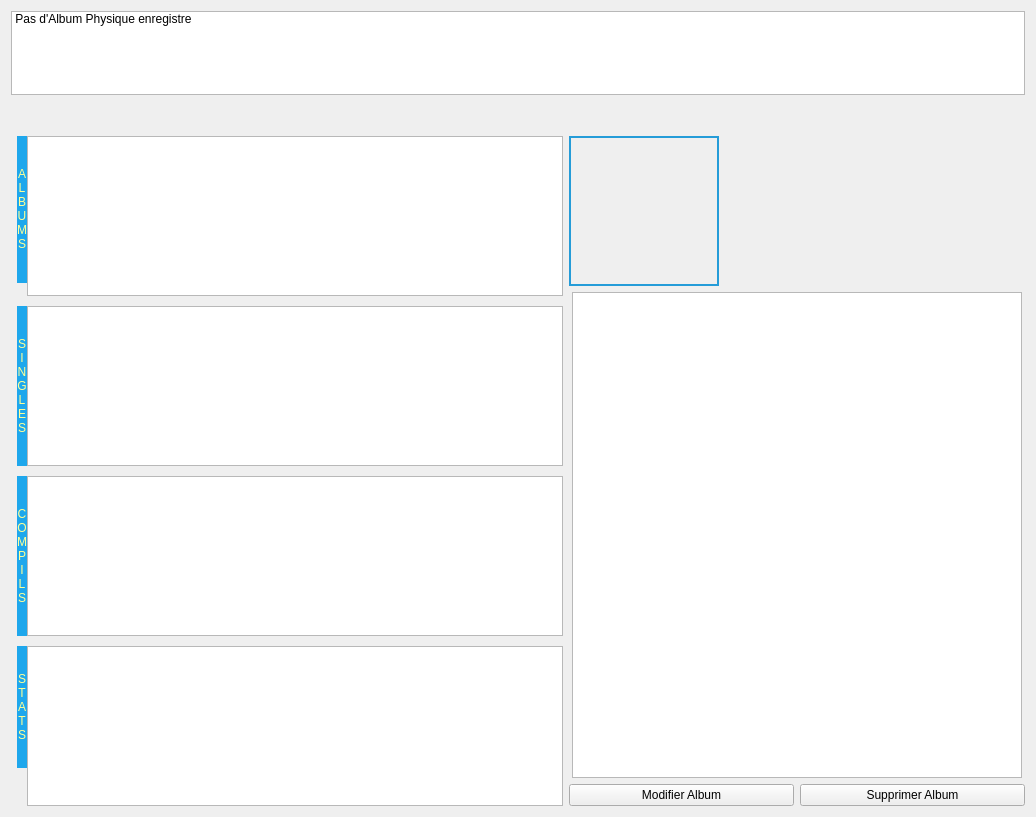
The window that projet-musique/core/ongletphys.ui (toopoormaghell/projet-musique) describes before a commit, drawn with Qt 5.
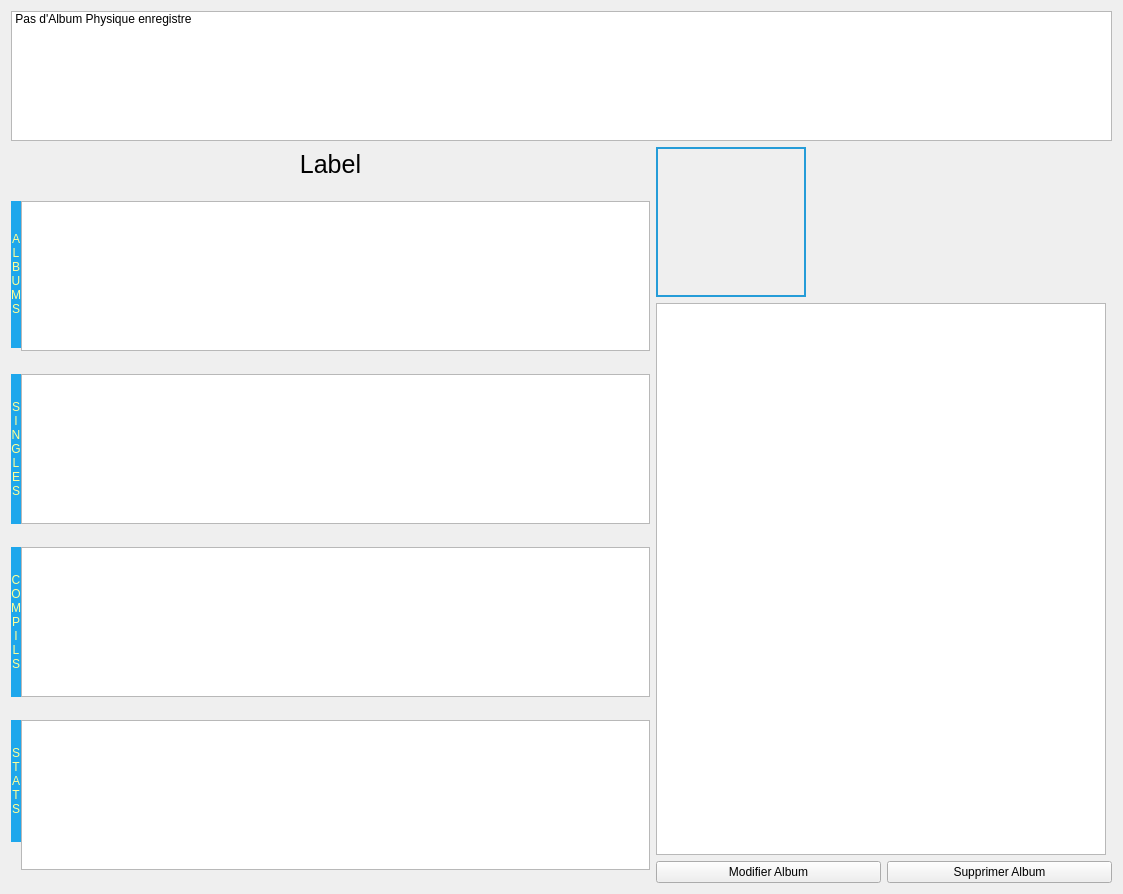
The same window after the commit.

Commit message: Quelques changements dans l'affichage des albums physiques: - si on affiche que les compils, les albums et singles s'effacent. - si on affiche des albums qui sont nombreux, le logiciel verifie si il y a des singles ou compils et effacent les categories si il y en a pas.

What changed in the file:
```diff
--- a/projet-musique/core/ongletphys.ui
+++ b/projet-musique/core/ongletphys.ui
@@ -6,8 +6,8 @@
    <rect>
     <x>0</x>
     <y>0</y>
-    <width>1036</width>
-    <height>817</height>
+    <width>1123</width>
+    <height>894</height>
    </rect>
   </property>
   <property name="windowTitle">
@@ -16,15 +16,19 @@
   <property name="styleSheet">
    <string notr="true"/>
   </property>
-  <layout class="QGridLayout" name="gridLayout">
-   <item row="0" column="0" colspan="3">
-    <layout class="QHBoxLayout" name="horizontalLayout">
-     <item alignment="Qt::AlignTop">
+  <layout class="QVBoxLayout" name="verticalLayout_4">
+   <item>
       <widget class="QListWidget" name="Artistes">
+     <property name="minimumSize">
+      <size>
+       <width>0</width>
+       <height>130</height>
+      </size>
+     </property>
        <property name="maximumSize">
         <size>
          <width>16777215</width>
-         <height>140</height>
+       <height>130</height>
         </size>
        </property>
        <property name="font">
@@ -35,8 +39,8 @@
        </property>
        <property name="iconSize">
         <size>
-         <width>100</width>
-         <height>100</height>
+       <width>80</width>
+       <height>80</height>
         </size>
        </property>
        <property name="movement">
@@ -61,10 +65,24 @@
        </item>
       </widget>
      </item>
-    </layout>
-   </item>
-   <item row="1" column="0" rowspan="2" colspan="3">
+   <item>
+    <layout class="QHBoxLayout" name="horizontalLayout_4">
+     <item>
+      <layout class="QVBoxLayout" name="verticalLayout_3">
+       <item>
     <widget class="QLabel" name="Artiste">
+         <property name="minimumSize">
+          <size>
+           <width>0</width>
+           <height>35</height>
+          </size>
+         </property>
+         <property name="maximumSize">
+          <size>
+           <width>16777215</width>
+           <height>35</height>
+          </size>
+         </property>
      <property name="font">
       <font>
        <pointsize>-1</pointsize>
@@ -77,7 +95,7 @@
       <number>2</number>
      </property>
      <property name="text">
-      <string/>
+          <string>Label</string>
      </property>
      <property name="textFormat">
       <enum>Qt::PlainText</enum>
@@ -87,7 +105,7 @@
      </property>
     </widget>
    </item>
-   <item row="3" column="1">
+       <item>
     <layout class="QFormLayout" name="formLayout">
      <property name="horizontalSpacing">
       <number>0</number>
@@ -98,6 +116,107 @@
      <property name="bottomMargin">
       <number>0</number>
      </property>
+         <item row="1" column="0">
+          <widget class="QLabel" name="label">
+           <property name="minimumSize">
+            <size>
+             <width>10</width>
+             <height>0</height>
+            </size>
+           </property>
+           <property name="maximumSize">
+            <size>
+             <width>10</width>
+             <height>16777215</height>
+            </size>
+           </property>
+           <property name="autoFillBackground">
+            <bool>false</bool>
+           </property>
+           <property name="styleSheet">
+            <string notr="true">background:#1EA7EC;color:#FFFF96;border-radius:6px;  </string>
+           </property>
+           <property name="frameShape">
+            <enum>QFrame::NoFrame</enum>
+           </property>
+           <property name="text">
+            <string>A&lt;br&gt;L&lt;br&gt;B&lt;br&gt;U&lt;br&gt;M&lt;br&gt;S</string>
+           </property>
+           <property name="scaledContents">
+            <bool>true</bool>
+           </property>
+           <property name="alignment">
+            <set>Qt::AlignCenter</set>
+           </property>
+          </widget>
+         </item>
+         <item row="1" column="1">
+          <widget class="QListWidget" name="Albums">
+           <property name="minimumSize">
+            <size>
+             <width>0</width>
+             <height>150</height>
+            </size>
+           </property>
+           <property name="maximumSize">
+            <size>
+             <width>16777215</width>
+             <height>150</height>
+            </size>
+           </property>
+           <property name="font">
+            <font>
+             <family>Myriad Pro</family>
+             <pointsize>11</pointsize>
+            </font>
+           </property>
+           <property name="verticalScrollBarPolicy">
+            <enum>Qt::ScrollBarAsNeeded</enum>
+           </property>
+           <property name="dragDropMode">
+            <enum>QAbstractItemView::DragDrop</enum>
+           </property>
+           <property name="selectionMode">
+            <enum>QAbstractItemView::SingleSelection</enum>
+           </property>
+           <property name="iconSize">
+            <size>
+             <width>100</width>
+             <height>100</height>
+            </size>
+           </property>
+           <property name="horizontalScrollMode">
+            <enum>QAbstractItemView::ScrollPerItem</enum>
+           </property>
+           <property name="flow">
+            <enum>QListView::LeftToRight</enum>
+           </property>
+           <property name="isWrapping" stdset="0">
+            <bool>true</bool>
+           </property>
+           <property name="resizeMode">
+            <enum>QListView::Adjust</enum>
+           </property>
+           <property name="gridSize">
+            <size>
+             <width>110</width>
+             <height>142</height>
+            </size>
+           </property>
+           <property name="viewMode">
+            <enum>QListView::IconMode</enum>
+           </property>
+           <property name="uniformItemSizes">
+            <bool>true</bool>
+           </property>
+           <property name="batchSize">
+            <number>142</number>
+           </property>
+           <property name="wordWrap">
+            <bool>true</bool>
+           </property>
+          </widget>
+         </item>
      <item row="2" column="0">
       <widget class="QLabel" name="label_2">
        <property name="minimumSize">
@@ -128,19 +247,22 @@
        <property name="minimumSize">
         <size>
          <width>0</width>
-         <height>160</height>
+             <height>150</height>
         </size>
        </property>
        <property name="maximumSize">
         <size>
          <width>16777215</width>
-         <height>160</height>
-        </size>
-       </property>
+             <height>150</height>
+            </size>
+           </property>
+           <property name="verticalScrollBarPolicy">
+            <enum>Qt::ScrollBarAlwaysOff</enum>
+           </property>
        <property name="iconSize">
         <size>
-         <width>120</width>
-         <height>120</height>
+             <width>100</width>
+             <height>100</height>
         </size>
        </property>
        <property name="movement">
@@ -150,15 +272,15 @@
         <enum>QListView::LeftToRight</enum>
        </property>
        <property name="isWrapping" stdset="0">
-        <bool>false</bool>
+            <bool>true</bool>
        </property>
        <property name="resizeMode">
         <enum>QListView::Adjust</enum>
        </property>
        <property name="gridSize">
         <size>
-         <width>130</width>
-         <height>150</height>
+             <width>110</width>
+             <height>130</height>
         </size>
        </property>
        <property name="viewMode">
@@ -202,19 +324,22 @@
        <property name="minimumSize">
         <size>
          <width>0</width>
-         <height>160</height>
+             <height>150</height>
         </size>
        </property>
        <property name="maximumSize">
         <size>
          <width>16777215</width>
-         <height>160</height>
-        </size>
-       </property>
+             <height>150</height>
+            </size>
+           </property>
+           <property name="verticalScrollBarPolicy">
+            <enum>Qt::ScrollBarAlwaysOff</enum>
+           </property>
        <property name="iconSize">
         <size>
-         <width>120</width>
-         <height>120</height>
+             <width>100</width>
+             <height>100</height>
         </size>
        </property>
        <property name="movement">
@@ -267,115 +392,28 @@
        <property name="minimumSize">
         <size>
          <width>0</width>
-         <height>160</height>
+             <height>150</height>
         </size>
        </property>
        <property name="maximumSize">
         <size>
          <width>16777215</width>
-         <height>160</height>
-        </size>
-       </property>
-      </widget>
-     </item>
-     <item row="1" column="1">
-      <widget class="QListWidget" name="Albums">
-       <property name="minimumSize">
-        <size>
-         <width>0</width>
-         <height>160</height>
-        </size>
-       </property>
-       <property name="maximumSize">
-        <size>
-         <width>16777215</width>
-         <height>160</height>
-        </size>
-       </property>
-       <property name="font">
-        <font>
-         <family>Myriad Pro</family>
-         <pointsize>11</pointsize>
-        </font>
-       </property>
-       <property name="dragDropMode">
-        <enum>QAbstractItemView::DragDrop</enum>
-       </property>
-       <property name="selectionMode">
-        <enum>QAbstractItemView::SingleSelection</enum>
-       </property>
-       <property name="iconSize">
-        <size>
-         <width>120</width>
-         <height>120</height>
-        </size>
-       </property>
-       <property name="horizontalScrollMode">
-        <enum>QAbstractItemView::ScrollPerItem</enum>
-       </property>
-       <property name="flow">
-        <enum>QListView::LeftToRight</enum>
-       </property>
-       <property name="isWrapping" stdset="0">
-        <bool>false</bool>
-       </property>
-       <property name="resizeMode">
-        <enum>QListView::Adjust</enum>
-       </property>
-       <property name="gridSize">
-        <size>
-         <width>130</width>
          <height>150</height>
         </size>
        </property>
-       <property name="viewMode">
-        <enum>QListView::IconMode</enum>
+           <property name="verticalScrollBarPolicy">
+            <enum>Qt::ScrollBarAlwaysOff</enum>
        </property>
        <property name="uniformItemSizes">
         <bool>true</bool>
        </property>
-       <property name="batchSize">
-        <number>150</number>
-       </property>
-      </widget>
-     </item>
-     <item row="1" column="0">
-      <widget class="QLabel" name="label">
-       <property name="minimumSize">
-        <size>
-         <width>10</width>
-         <height>0</height>
-        </size>
-       </property>
-       <property name="maximumSize">
-        <size>
-         <width>10</width>
-         <height>16777215</height>
-        </size>
-       </property>
-       <property name="autoFillBackground">
-        <bool>false</bool>
-       </property>
-       <property name="styleSheet">
-        <string notr="true">background:#1EA7EC;color:#FFFF96;border-radius:6px;  </string>
-       </property>
-       <property name="frameShape">
-        <enum>QFrame::NoFrame</enum>
-       </property>
-       <property name="text">
-        <string>A&lt;br&gt;L&lt;br&gt;B&lt;br&gt;U&lt;br&gt;M&lt;br&gt;S</string>
-       </property>
-       <property name="scaledContents">
-        <bool>true</bool>
-       </property>
-       <property name="alignment">
-        <set>Qt::AlignCenter</set>
-       </property>
-      </widget>
+          </widget>
+         </item>
+        </layout>
      </item>
     </layout>
    </item>
-   <item row="3" column="2">
+     <item>
     <layout class="QVBoxLayout" name="verticalLayout_2">
      <item>
       <layout class="QHBoxLayout" name="horizontalLayout_2">
@@ -448,7 +486,7 @@
        </item>
       </layout>
      </item>
-     <item alignment="Qt::AlignHCenter">
+       <item>
       <widget class="QListWidget" name="Titres">
        <property name="minimumSize">
         <size>
@@ -516,8 +554,8 @@
     </layout>
    </item>
   </layout>
-  <zorder>Artiste</zorder>
-  <zorder>horizontalLayoutWidget</zorder>
+   </item>
+  </layout>
  </widget>
  <resources/>
  <connections/>
```
Left out of the diff: 3 changed lines with no effect on the pictures. Lines whose indentation alone changed are shown as unchanged. The commit also changes 2 other files.
